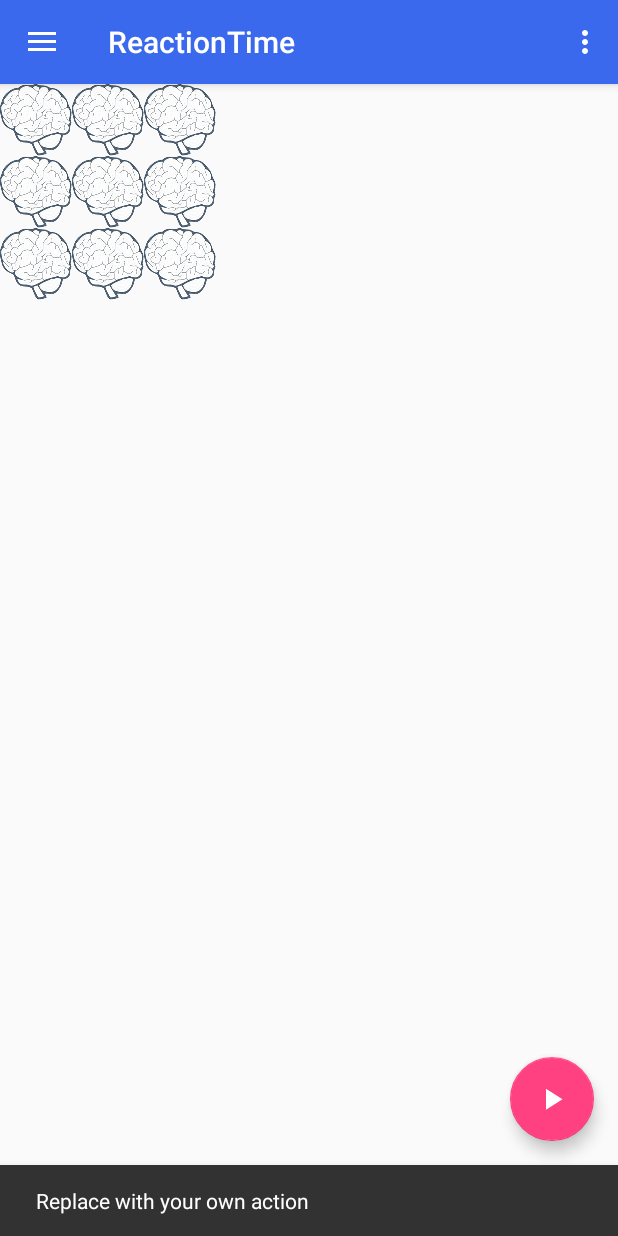
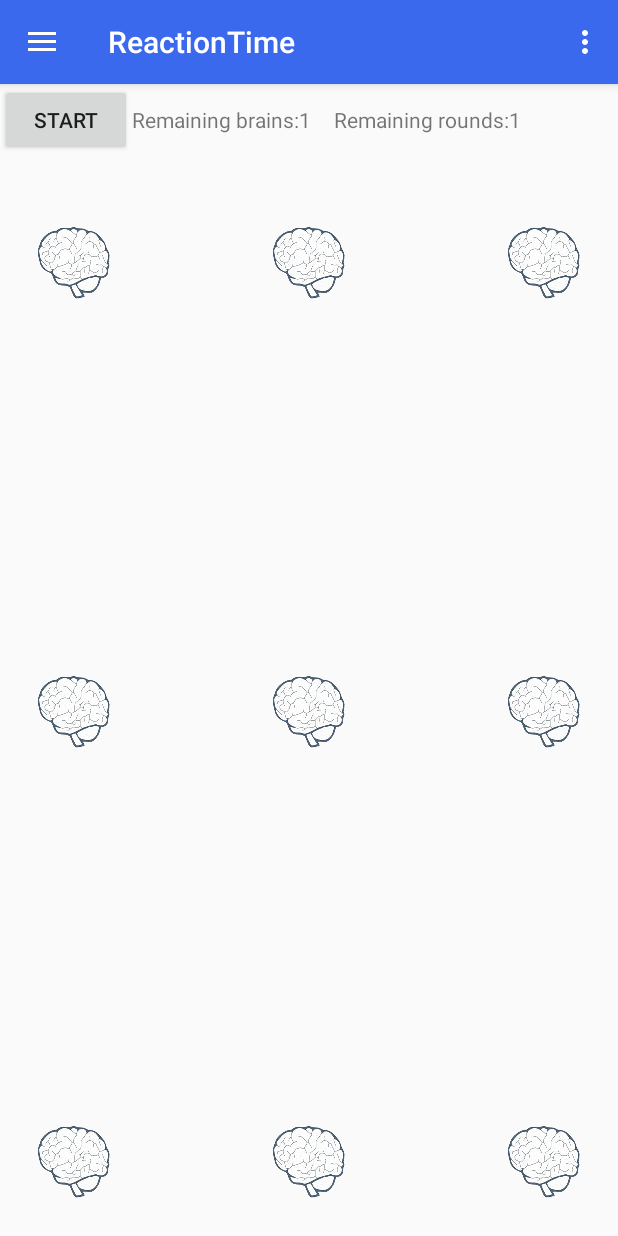
Before and after one commit to RT4Good/ReactionTime, an Android app: the screen it shows after launch (MainActivity), after a tap on an icon or button, on a phone screen of 412 x 824 dp. Run offline under Robolectric (Android 15) with nearby library versions, the phone set to English and light mode, and no system bars.

Commit message:
brain game view added

```diff
--- a/app/src/main/java/com/hack4goodcr/reactiontime/activities/MainActivity.java
+++ b/app/src/main/java/com/hack4goodcr/reactiontime/activities/MainActivity.java
@@ -25,6 +25,8 @@ import fragments.balls_game_fragment;
 public class MainActivity extends AppCompatActivity
         implements NavigationView.OnNavigationItemSelectedListener, MainFragment.OnDataPass {
     private FloatingActionButton fab;
+    private int roundsToPlay;
+    private int ballsToPlay;
 
     @Override
     protected void onCreate(Bundle savedInstanceState) {
@@ -45,7 +47,7 @@ public class MainActivity extends AppCompatActivity
         Fragment fragment = new MainFragment();
 
         FragmentManager fragmentManager = getSupportFragmentManager();
-        fragmentManager.beginTransaction().replace(R.id.flContent, fragment).commit();
+        fragmentManager.beginTransaction().replace(R.id.flContent, fragment, "mainFragment").commit();
         navigationView.getMenu().getItem(0).setChecked(true);
         // Highlight the selected item, update the title, and close the drawer
         setTitle(getResources().getString(R.string.app_name));
@@ -54,24 +56,32 @@ public class MainActivity extends AppCompatActivity
         fab.setOnClickListener(new View.OnClickListener() {
             @Override
             public void onClick(View view) {
+                Bundle bundle = new Bundle();
+
+                bundle.putIntArray("rounds_balls", new int []{roundsToPlay, ballsToPlay});
+
                 Fragment newFragment = new balls_game_fragment();
                 android.support.v4.app.FragmentTransaction transaction = getSupportFragmentManager().beginTransaction();
-
+                newFragment.setArguments(bundle);
 // Replace whatever is in the fragment_container view with this fragment,
 // and add the transaction to the back stack if needed
                 transaction.replace(R.id.flContent, newFragment);
                 transaction.addToBackStack(null);
 
+
+
 // Commit the transaction
                 transaction.commit();
-                Snackbar.make(view, "Replace with your own action", Snackbar.LENGTH_LONG)
-                        .setAction("Action", null).show();
+                fab.setVisibility(View.INVISIBLE);
+
             }
         });
     }
 
     @Override
     public void onDataPass(int rounds, int balls) {
+        roundsToPlay = rounds;
+        ballsToPlay = balls;
         Log.d("LOG","hello " + rounds + " " + balls);
     }
 
@@ -82,6 +92,13 @@ public class MainActivity extends AppCompatActivity
             drawer.closeDrawer(GravityCompat.START);
         } else {
             super.onBackPressed();
+            Log.d("LOG","backbutooon");
+            MainFragment myFragment = (MainFragment) getSupportFragmentManager().findFragmentByTag("mainFragment");
+            if (myFragment != null && myFragment.isVisible()) {
+                fab.setVisibility(View.VISIBLE);
+                // add your code here
+            }
+
         }
     }
 
--- a/app/src/main/java/fragments/balls_game_fragment.java
+++ b/app/src/main/java/fragments/balls_game_fragment.java
@@ -4,9 +4,14 @@ import android.content.Context;
 import android.net.Uri;
 import android.os.Bundle;
 import android.support.v4.app.Fragment;
+import android.support.v4.widget.TextViewCompat;
+import android.util.Log;
 import android.view.LayoutInflater;
 import android.view.View;
 import android.view.ViewGroup;
+import android.widget.Button;
+import android.widget.ImageView;
+import android.widget.TextView;
 
 import com.hack4goodcr.reactiontime.R;
 
@@ -23,6 +28,21 @@ public class balls_game_fragment extends Fragment {
     // the fragment initialization parameters, e.g. ARG_ITEM_NUMBER
     private static final String ARG_PARAM1 = "param1";
     private static final String ARG_PARAM2 = "param2";
+    private View view;
+
+    private TextView txt_remaining_balls;
+    private TextView txt_remaining_rounds;
+    private ImageView image1;
+    private ImageView image2;
+    private ImageView image3;
+    private ImageView image4;
+    private ImageView image5;
+    private ImageView image6;
+    private ImageView image7;
+    private ImageView image8;
+    private ImageView image9;
+
+    private Button btn_start;
 
     // TODO: Rename and change types of parameters
     private String mParam1;
@@ -64,8 +84,57 @@ public class balls_game_fragment extends Fragment {
     @Override
     public View onCreateView(LayoutInflater inflater, ViewGroup container,
                              Bundle savedInstanceState) {
+
+        if(view == null) {
+            view = inflater.inflate(
+                    R.layout.fragment_balls_game, container, false);
+
+            txt_remaining_balls = (TextView) view.findViewById(R.id.txt_remaining_balls);
+            txt_remaining_rounds = (TextView) view.findViewById(R.id.txt_remaining_rounds);
+
+            image1 = (ImageView) view.findViewById(R.id.imageView1);
+            image2 = (ImageView) view.findViewById(R.id.imageView2);
+            image3 = (ImageView) view.findViewById(R.id.imageView3);
+            image4 = (ImageView) view.findViewById(R.id.imageView4);
+            image5 = (ImageView) view.findViewById(R.id.imageView5);
+            image6 = (ImageView) view.findViewById(R.id.imageView6);
+            image7 = (ImageView) view.findViewById(R.id.imageView7);
+            image8 = (ImageView) view.findViewById(R.id.imageView8);
+            image9 = (ImageView) view.findViewById(R.id.imageView9);
+
+
+            btn_start = (Button) view.findViewById(R.id.btn_start);
+            Bundle bundle = this.getArguments();
+            int[] rounds_balls = bundle.getIntArray("rounds_balls");
+            txt_remaining_balls.setText(txt_remaining_balls.getText() + String.valueOf(rounds_balls[1]));
+            txt_remaining_rounds.setText(txt_remaining_rounds.getText() + String.valueOf(rounds_balls[0]));
+
+            btn_start.setOnClickListener(new View.OnClickListener() {
+                @Override
+                public void onClick(View view) {
+
+                    disableButtons();
+
+
+                }
+            });
+
+        }
+
         // Inflate the layout for this fragment
-        return inflater.inflate(R.layout.fragment_balls_game, container, false);
+        return view;
+    }
+
+    private void disableButtons() {
+        image1.setClickable(false);
+        image2.setClickable(false);
+        image3.setClickable(false);
+        image4.setClickable(false);
+        image5.setClickable(false);
+        image6.setClickable(false);
+        image7.setClickable(false);
+        image8.setClickable(false);
+        image9.setClickable(false);
     }
 
     // TODO: Rename method, update argument and hook method into UI event
--- /dev/null
+++ b/app/src/main/res/drawable/ic_play_arrow_black_24dp.xml
@@ -0,0 +1,9 @@
+<vector xmlns:android="http://schemas.android.com/apk/res/android"
+        android:width="24dp"
+        android:height="24dp"
+        android:viewportWidth="24.0"
+        android:viewportHeight="24.0">
+    <path
+        android:fillColor="#FFF"
+        android:pathData="M8,5v14l11,-7z"/>
+</vector>
--- a/app/src/main/res/layout/app_bar_main.xml
+++ b/app/src/main/res/layout/app_bar_main.xml
@@ -33,6 +33,6 @@
         android:layout_height="wrap_content"
         android:layout_gravity="bottom|end"
         android:layout_margin="@dimen/fab_margin"
-        android:src="@drawable/ic_play" />
+        android:src="@drawable/ic_play_arrow_black_24dp" />
 
 </android.support.design.widget.CoordinatorLayout>
--- a/app/src/main/res/layout/fragment_balls_game.xml
+++ b/app/src/main/res/layout/fragment_balls_game.xml
@@ -3,73 +3,117 @@
     android:layout_width="match_parent"
     android:layout_height="match_parent"
     tools:context="fragments.balls_game_fragment">
+    <LinearLayout
+        android:layout_width="match_parent"
+        android:layout_height="50dp"
+       >
+        <Button
+            android:id="@+id/btn_start"
+            android:text="@string/game_btn_txt"
+            android:layout_width="wrap_content"
+            android:layout_height="wrap_content" />
+        <TextView
+            android:id="@+id/txt_remaining_balls"
+            android:text="@string/game_txt_remaining_balls"
+            android:layout_marginRight="15dp"
+            android:layout_width="wrap_content"
+            android:layout_height="wrap_content" />
+        <TextView
+            android:id="@+id/txt_remaining_rounds"
+            android:text="@string/game_txt_remaining_rounds"
 
-    <!-- TODO: Update blank fragment layout -->
+            android:layout_width="wrap_content"
+            android:layout_height="wrap_content" />
+    </LinearLayout>
 
 
-    <GridLayout
+
+    <FrameLayout
         android:layout_width="match_parent"
         android:layout_height="match_parent"
-        android:columnCount="3"
-        android:rowCount="3">
+        android:layout_gravity="left|top"
+        android:layout_marginTop="70dp">
+        <ImageView
+            android:layout_width="wrap_content"
+            android:layout_height="wrap_content"
+            android:layout_margin="25dp"
+
+            android:id="@+id/imageView1"
+            android:background="@mipmap/brain_icon_off"
+            android:layout_gravity="left|top"
+            android:clickable="true" />
+        <ImageView
+            android:layout_width="wrap_content"
+            android:layout_height="wrap_content"
+            android:id="@+id/imageView2"
+            android:layout_margin="25dp"
+            android:background="@mipmap/brain_icon_off"
+            android:layout_gravity="center_horizontal|top"
+            android:clickable="true" />
 
         <ImageView
             android:layout_width="wrap_content"
             android:layout_height="wrap_content"
+            android:id="@+id/imageView3"
+            android:layout_margin="25dp"
             android:background="@mipmap/brain_icon_off"
-            android:layout_gravity="start"
-            android:id="@+id/imageView1"
-/>
-        <ImageView
-            android:layout_width="wrap_content"
-            android:layout_height="wrap_content"
-            android:background="@mipmap/brain_icon_off"
-            android:id="@+id/imageView2"
- />
+            android:layout_gravity="right|top"
+            android:clickable="true" />
 
         <ImageView
             android:layout_width="wrap_content"
             android:layout_height="wrap_content"
+            android:id="@+id/imageView4"
+            android:layout_margin="25dp"
             android:background="@mipmap/brain_icon_off"
-            android:id="@+id/imageView3"
- />
+            android:layout_gravity="left|center_vertical"
+            android:clickable="true" />
+
         <ImageView
             android:layout_width="wrap_content"
             android:layout_height="wrap_content"
+            android:id="@+id/imageView5"
+            android:layout_margin="25dp"
             android:background="@mipmap/brain_icon_off"
-            android:id="@+id/imageView4"
-/>
+            android:layout_gravity="center"
+            android:clickable="true" />
+
         <ImageView
             android:layout_width="wrap_content"
             android:layout_height="wrap_content"
+            android:id="@+id/imageView6"
+            android:layout_margin="25dp"
             android:background="@mipmap/brain_icon_off"
-            android:id="@+id/imageView5"
- />
+            android:layout_gravity="right|center_vertical"
+            android:clickable="true" />
+
         <ImageView
             android:layout_width="wrap_content"
             android:layout_height="wrap_content"
+            android:id="@+id/imageView7"
+            android:layout_margin="25dp"
             android:background="@mipmap/brain_icon_off"
-            android:id="@+id/imageView6" />
+            android:layout_gravity="left|bottom"
+            android:clickable="true" />
+
         <ImageView
             android:layout_width="wrap_content"
             android:layout_height="wrap_content"
+            android:id="@+id/imageView8"
+            android:layout_margin="25dp"
             android:background="@mipmap/brain_icon_off"
-            android:id="@+id/imageView7" />
+            android:layout_gravity="center_horizontal|bottom"
+            android:clickable="true" />
+
         <ImageView
             android:layout_width="wrap_content"
             android:layout_height="wrap_content"
+            android:id="@+id/imageView9"
+            android:layout_margin="25dp"
             android:background="@mipmap/brain_icon_off"
-            android:id="@+id/imageView8"
-/>
-        <ImageView
-            android:layout_width="wrap_content"
-            android:layout_height="wrap_content"
-            android:background="@mipmap/brain_icon_off"
-            android:id="@+id/imageView9" />
-
-
-
-    </GridLayout>
+            android:layout_gravity="right|bottom"
+            android:clickable="true" />
+    </FrameLayout>
 
 
 </FrameLayout>
--- a/app/src/main/res/layout/fragment_main.xml
+++ b/app/src/main/res/layout/fragment_main.xml
@@ -9,10 +9,18 @@
 
 
 
+
+
     <LinearLayout
         android:layout_width="match_parent"
         android:layout_height="match_parent"
         android:orientation="vertical">
+        <ImageView
+            android:layout_marginTop="30dp"
+            android:layout_width="100dp"
+            android:layout_height="100dp"
+            android:layout_gravity="center_horizontal"
+            android:background="@drawable/logokoala"/>
         <!-- TODO: Update blank fragment layout -->
         <LinearLayout
             android:layout_width="match_parent"
--- a/app/src/main/res/values/strings.xml
+++ b/app/src/main/res/values/strings.xml
@@ -17,4 +17,7 @@
     <string name="nav_drawer_instructions">Instructions</string>
     <string name="spinner_txt_rounds">Number of rounds</string>
     <string name="spinner_txt_balls">Number of balls</string>
+    <string name="game_btn_txt">Start</string>
+    <string name="game_txt_remaining_balls">Remaining brains:</string>
+    <string name="game_txt_remaining_rounds">Remaining rounds:</string>
 </resources>
```
Also changed, not shown: app/src/main/res/drawable/logokoala.png (added), 1 other file.
